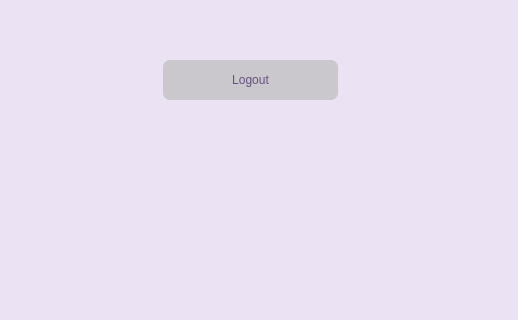
This is static/exercises.ui in lakshmivishal9496/Soft-Health as Qt 5 draws it before an edit; both pictures show x 657 to 1175 and y 0 to 320 of the 1175 by 768 pixel window. The edited form follows.
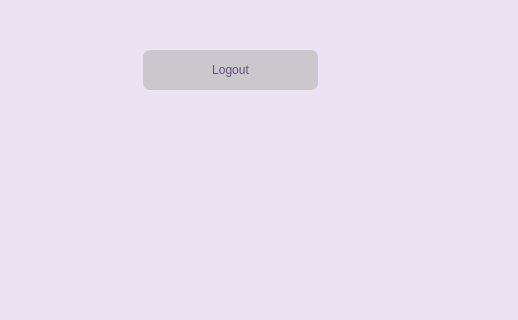
This is the edited form. Icons and pictures are not drawn.

Commit message: fixed logout button position

```diff
--- a/static/exercises.ui
+++ b/static/exercises.ui
@@ -232,8 +232,8 @@
   <widget class="QPushButton" name="logout">
    <property name="geometry">
     <rect>
-     <x>820</x>
-     <y>60</y>
+     <x>800</x>
+     <y>50</y>
      <width>175</width>
      <height>40</height>
     </rect>
```
The commit also changes 1 other file.
